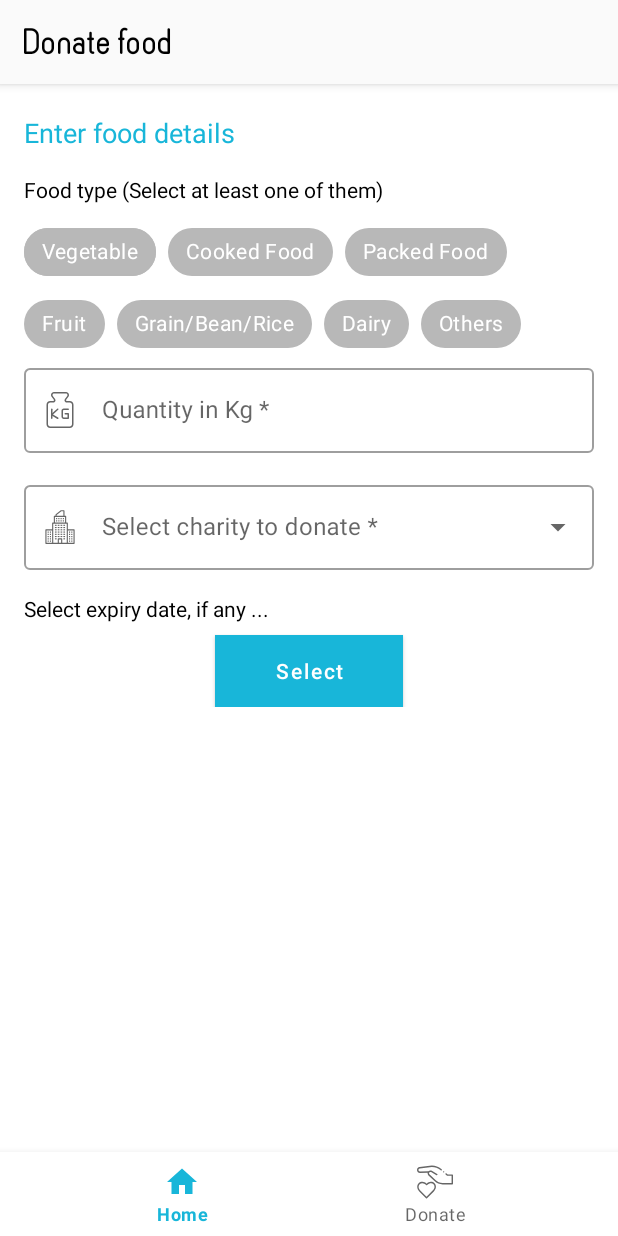
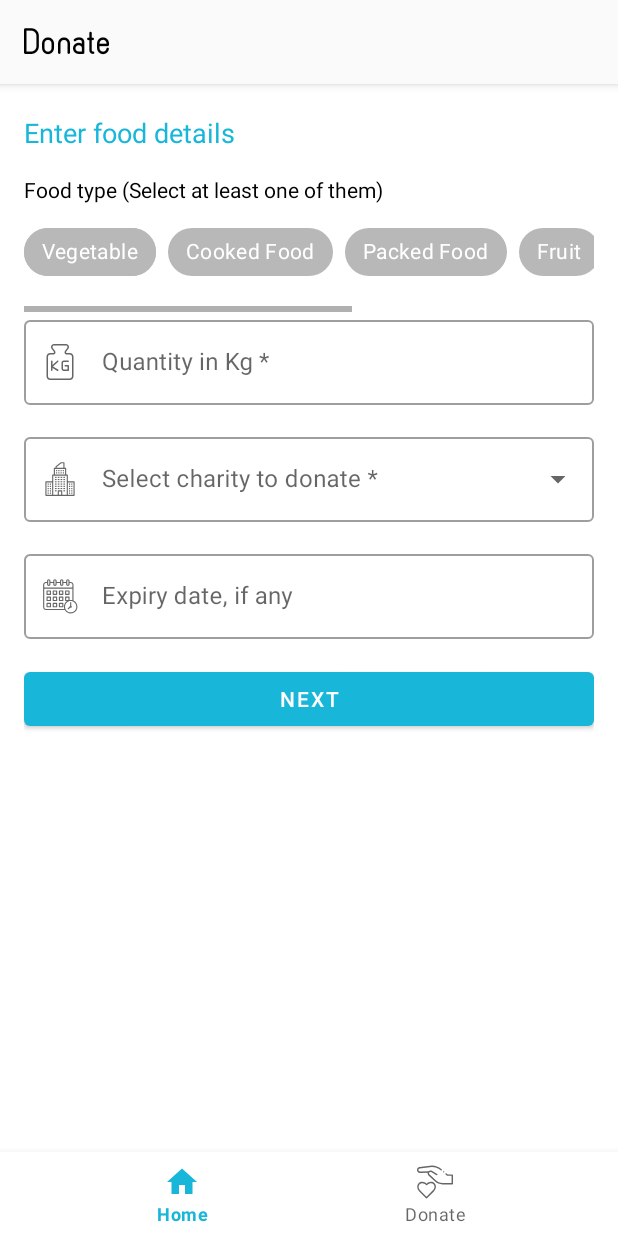
Before and after one commit to rakesh-gyawali/FooDonate_Android_App, an Android app: the fragment DonateFragment placed in its activity, on a phone screen of 412 x 824 dp. Run offline under Robolectric (Android 15) with nearby library versions, the phone set to English and light mode, and no system bars; libraries missing offline, so code that uses them is left out: com.github.ybq.android, com.synnapps.carouselview; 6 statements that could not run were skipped.

Commit message:
donate frag form is completed

```diff
--- a/app/src/main/java/com/example/food_donation_dissertation/DonateFragment.java
+++ b/app/src/main/java/com/example/food_donation_dissertation/DonateFragment.java
@@ -1,5 +1,7 @@
     package com.example.food_donation_dissertation;
 
+import android.app.DatePickerDialog;
+import android.content.Intent;
 import android.os.Bundle;
 
 import androidx.fragment.app.Fragment;
@@ -8,12 +10,24 @@ import android.view.LayoutInflater;
 import android.view.View;
 import android.view.ViewGroup;
 import android.widget.Button;
+import android.widget.DatePicker;
+import android.widget.EditText;
 
 import com.google.android.material.datepicker.MaterialDatePicker;
+import com.google.android.material.datepicker.MaterialPickerOnPositiveButtonClickListener;
+import com.google.android.material.textfield.TextInputEditText;
+import com.google.android.material.textfield.TextInputLayout;
+
+import java.text.SimpleDateFormat;
+import java.util.Calendar;
+import java.util.Locale;
 
 
     public class DonateFragment extends Fragment {
-    Button btnDate;
+    EditText edtDate;
+    Calendar myCalendar;
+    DatePickerDialog.OnDateSetListener date;
+    Button btnNext;
     public DonateFragment() {
         // Required empty public constructor
     }
@@ -22,17 +36,6 @@ import com.google.android.material.datepicker.MaterialDatePicker;
     public void onCreate(Bundle savedInstanceState) {
         super.onCreate(savedInstanceState);
 
-        btnDate.findViewById(R.id.btnDate);
-        MaterialDatePicker.Builder builder = MaterialDatePicker.Builder.datePicker();
-        builder.setTitleText("SELECT A DATE");
-        MaterialDatePicker datePicker = builder.build();
-
-        btnDate.setOnClickListener(new View.OnClickListener() {
-            @Override
-            public void onClick(View v) {
-
-            }
-        });
 
     }
 
@@ -41,7 +44,53 @@ import com.google.android.material.datepicker.MaterialDatePicker;
                              Bundle savedInstanceState) {
         // Inflate the layout for this fragment
         View view =  inflater.inflate(R.layout.fragment_donate, container, false);
+        edtDate = view.findViewById(R.id.edtDate);
+        btnNext = view.findViewById(R.id.btnNext);
+        //-----date picker-------
+        setUpDatePicker();
+
+        edtDate.setOnClickListener(new View.OnClickListener() {
+            @Override
+            public void onClick(View v) {
+
+                new DatePickerDialog(getContext(), date, myCalendar
+                        .get(Calendar.YEAR), myCalendar.get(Calendar.MONTH),
+                        myCalendar.get(Calendar.DAY_OF_MONTH)).show();
+            }
+        });;
+        // ------btnNext-------
+        btnNext.setOnClickListener(new View.OnClickListener() {
+            @Override
+            public void onClick(View v) {
+                Intent intent = new Intent(getContext(), LocationConfirm.class);
+                startActivity(intent);
+            }
+        });
+
+
+
 
         return view;
     }
-}
+
+    private void setUpDatePicker() {
+        myCalendar = Calendar.getInstance();
+        date = new DatePickerDialog.OnDateSetListener() {
+            @Override
+            public void onDateSet(DatePicker view, int year, int monthOfYear,
+                                  int dayOfMonth) {
+                // TODO Auto-generated method stub
+                myCalendar.set(Calendar.YEAR, year);
+                myCalendar.set(Calendar.MONTH, monthOfYear);
+                myCalendar.set(Calendar.DAY_OF_MONTH, dayOfMonth);
+                updateLabel();
+            }
+        };
+    }
+
+        private void updateLabel() {
+            String myFormat = "MM/dd/yy"; //In which you need put here
+            SimpleDateFormat sdf = new SimpleDateFormat(myFormat, Locale.US);
+            edtDate.setText(sdf.format(myCalendar.getTime()));
+        }
+    }
--- a/app/src/main/java/com/example/food_donation_dissertation/LocationConfirm.java
+++ b/app/src/main/java/com/example/food_donation_dissertation/LocationConfirm.java
@@ -56,13 +56,19 @@ public class LocationConfirm extends AppCompatActivity implements View.OnClickLi
 
     private void getAddressFromSharedPreference() {
         SharedPreferences savedData = getSharedPreferences("USER_LOCATION", Context.MODE_PRIVATE);
-        if (savedData.getString("address_line", "").isEmpty()) {
+        String addressLine =  savedData.getString("address_line", "");
+        if (addressLine.isEmpty()) {
             tvAddress.setText("Address has not been set ...");
             imgCheck.setVisibility(View.INVISIBLE);
+            return;
+        } else if (addressLine.length() > 35) {
+            //shorten addressLine to fit in card view ...
+            String addressLineInShort =  addressLine.substring(0, 30);
+            tvAddress.setText(addressLineInShort.concat(" ...."));
         } else {
-            tvAddress.setText(savedData.getString("address_line", ""));
-            imgCheck.setVisibility(View.VISIBLE);
-
+            tvAddress.setText(addressLine);
         }
+        //show check mark ...
+        imgCheck.setVisibility(View.VISIBLE);
     }
 }
--- /dev/null
+++ b/app/src/main/res/drawable/ic_calendar.xml
@@ -0,0 +1,15 @@
+<vector android:height="24dp" android:viewportHeight="64"
+    android:viewportWidth="64" android:width="24dp" xmlns:android="http://schemas.android.com/apk/res/android">
+    <path android:fillColor="#757575" android:pathData="m56,40.1053v-28.1053c0,-2.7568 -2.2432,-5 -5,-5h-2v-2c0,-1.6543 -1.3457,-3 -3,-3s-3,1.3457 -3,3v2h-5v-2c0,-1.6543 -1.3457,-3 -3,-3s-3,1.3457 -3,3v2h-6v-2c0,-1.6543 -1.3457,-3 -3,-3s-3,1.3457 -3,3v2h-5v-2c0,-1.6543 -1.3457,-3 -3,-3s-3,1.3457 -3,3v2h-2c-2.7568,0 -5,2.2432 -5,5v40c0,2.7568 2.2432,5 5,5h33.6235c2.0787,3.5808 5.9462,6 10.3765,6 6.6172,0 12,-5.3828 12,-12 0,-4.8314 -2.8756,-8.9941 -7,-10.8947zM45,5c0,-0.5518 0.4482,-1 1,-1s1,0.4482 1,1v6c0,0.5518 -0.4482,1 -1,1s-1,-0.4482 -1,-1zM34,5c0,-0.5518 0.4482,-1 1,-1s1,0.4482 1,1v6c0,0.5518 -0.4482,1 -1,1s-1,-0.4482 -1,-1zM22,5c0,-0.5518 0.4482,-1 1,-1s1,0.4482 1,1v6c0,0.5518 -0.4482,1 -1,1s-1,-0.4482 -1,-1zM11,5c0,-0.5518 0.4482,-1 1,-1s1,0.4482 1,1v6c0,0.5518 -0.4482,1 -1,1s-1,-0.4482 -1,-1zM7,9h2v2c0,1.6543 1.3457,3 3,3s3,-1.3457 3,-3v-2h5v2c0,1.6543 1.3457,3 3,3s3,-1.3457 3,-3v-2h6v2c0,1.6543 1.3457,3 3,3s3,-1.3457 3,-3v-2h5v2c0,1.6543 1.3457,3 3,3s3,-1.3457 3,-3v-2h2c1.6543,0 3,1.3457 3,3v5h-50v-5c0,-1.6543 1.3457,-3 3,-3zM7,55c-1.6543,0 -3,-1.3457 -3,-3v-33h50v20.3948c-0.9608,-0.2487 -1.9625,-0.3948 -3,-0.3948 -0.6828,0 -1.3481,0.0706 -2,0.1806v-5.1806c0,-0.5527 -0.4473,-1 -1,-1h-6c-0.5527,0 -1,0.4473 -1,1v6c0,0.5527 0.4473,1 1,1h2.3809c-3.2391,2.1511 -5.3809,5.8284 -5.3809,10 0,1.4041 0.2549,2.7466 0.7,4zM47,39h-4v-4h4zM51,61c-5.5137,0 -10,-4.4863 -10,-10s4.4863,-10 10,-10 10,4.4863 10,10 -4.4863,10 -10,10z"/>
+    <path android:fillColor="#757575" android:pathData="m52,49.2774v-6.2774h-2v6.2774c-0.5953,0.3464 -1,0.9841 -1,1.7226 0,0.1013 0.0153,0.1984 0.0298,0.2955l-3.6548,2.9232 1.25,1.5625 3.6516,-2.9213c0.2249,0.0876 0.4675,0.1401 0.7234,0.1401 1.1046,0 2,-0.8954 2,-2 0,-0.7385 -0.4047,-1.3762 -1,-1.7226z"/>
+    <path android:fillColor="#757575" android:pathData="m15,22h-6c-0.5527,0 -1,0.4473 -1,1v6c0,0.5527 0.4473,1 1,1h6c0.5527,0 1,-0.4473 1,-1v-6c0,-0.5527 -0.4473,-1 -1,-1zM14,28h-4v-4h4z"/>
+    <path android:fillColor="#757575" android:pathData="m26,22h-6c-0.5527,0 -1,0.4473 -1,1v6c0,0.5527 0.4473,1 1,1h6c0.5527,0 1,-0.4473 1,-1v-6c0,-0.5527 -0.4473,-1 -1,-1zM25,28h-4v-4h4z"/>
+    <path android:fillColor="#757575" android:pathData="m37,22h-6c-0.5527,0 -1,0.4473 -1,1v6c0,0.5527 0.4473,1 1,1h6c0.5527,0 1,-0.4473 1,-1v-6c0,-0.5527 -0.4473,-1 -1,-1zM36,28h-4v-4h4z"/>
+    <path android:fillColor="#757575" android:pathData="m42,30h6c0.5527,0 1,-0.4473 1,-1v-6c0,-0.5527 -0.4473,-1 -1,-1h-6c-0.5527,0 -1,0.4473 -1,1v6c0,0.5527 0.4473,1 1,1zM43,24h4v4h-4z"/>
+    <path android:fillColor="#757575" android:pathData="m15,33h-6c-0.5527,0 -1,0.4473 -1,1v6c0,0.5527 0.4473,1 1,1h6c0.5527,0 1,-0.4473 1,-1v-6c0,-0.5527 -0.4473,-1 -1,-1zM14,39h-4v-4h4z"/>
+    <path android:fillColor="#757575" android:pathData="m26,33h-6c-0.5527,0 -1,0.4473 -1,1v6c0,0.5527 0.4473,1 1,1h6c0.5527,0 1,-0.4473 1,-1v-6c0,-0.5527 -0.4473,-1 -1,-1zM25,39h-4v-4h4z"/>
+    <path android:fillColor="#757575" android:pathData="m37,33h-6c-0.5527,0 -1,0.4473 -1,1v6c0,0.5527 0.4473,1 1,1h6c0.5527,0 1,-0.4473 1,-1v-6c0,-0.5527 -0.4473,-1 -1,-1zM36,39h-4v-4h4z"/>
+    <path android:fillColor="#757575" android:pathData="m15,44h-6c-0.5527,0 -1,0.4473 -1,1v6c0,0.5527 0.4473,1 1,1h6c0.5527,0 1,-0.4473 1,-1v-6c0,-0.5527 -0.4473,-1 -1,-1zM14,50h-4v-4h4z"/>
+    <path android:fillColor="#757575" android:pathData="m26,44h-6c-0.5527,0 -1,0.4473 -1,1v6c0,0.5527 0.4473,1 1,1h6c0.5527,0 1,-0.4473 1,-1v-6c0,-0.5527 -0.4473,-1 -1,-1zM25,50h-4v-4h4z"/>
+    <path android:fillColor="#757575" android:pathData="m37,44h-6c-0.5527,0 -1,0.4473 -1,1v6c0,0.5527 0.4473,1 1,1h6c0.5527,0 1,-0.4473 1,-1v-6c0,-0.5527 -0.4473,-1 -1,-1zM36,50h-4v-4h4z"/>
+</vector>
--- a/app/src/main/res/drawable/ic_placeholder.xml
+++ b/app/src/main/res/drawable/ic_placeholder.xml
@@ -7,6 +7,6 @@
       android:fillColor="#757575"
       android:pathData="m257.168,0.004 l-0.801,-0.004c-104.969,0 -190.367,85.406 -190.367,190.387 0,57.555 29.418,102.445 62.195,147.148l127.918,174.465s120.906,-164.148 128.469,-174.461c32.777,-44.703 62.195,-89.594 62.195,-147.148 0,-104.723 -84.98,-189.973 -189.609,-190.387zM360.395,319.801c-7.57,10.328 -87.004,119.121 -103.898,141.996l-104.113,-141.996c-30.852,-42.078 -56.387,-80.859 -56.387,-129.414 0,-88.191 71.535,-159.988 159.625,-160.391h0.77c88.441,0 160.395,71.953 160.395,160.395 0,48.555 -25.539,87.332 -56.391,129.41zM360.395,319.801"/>
   <path
-      android:fillColor="#FF000000"
+      android:fillColor="#757575"
       android:pathData="m256.391,80.48c-60.605,0 -109.906,49.305 -109.906,109.906 0,60.605 49.301,109.91 109.906,109.91 60.602,0 109.906,-49.305 109.906,-109.91 0,-60.602 -49.305,-109.906 -109.906,-109.906zM256.391,270.301c-44.066,0 -79.914,-35.848 -79.914,-79.914 0,-44.063 35.848,-79.91 79.914,-79.91 44.063,0 79.914,35.848 79.914,79.91 0,44.066 -35.852,79.914 -79.914,79.914zM256.391,270.301"/>
 </vector>
--- a/app/src/main/res/layout/fragment_donate.xml
+++ b/app/src/main/res/layout/fragment_donate.xml
@@ -14,7 +14,7 @@
         <com.google.android.material.appbar.MaterialToolbar
             android:id="@+id/topAppBar"
             android:layout_width="match_parent"
-            app:title="Donate food"
+            app:title="Donate"
             app:titleTextColor="@color/black"
             app:titleMarginTop="0dp"
             app:titleMarginBottom="0dp"
@@ -27,7 +27,6 @@
         android:layout_width="match_parent"
         android:layout_height="match_parent"
         android:layout_margin="16dp"
-
         >
         <RelativeLayout
             android:layout_width="match_parent"
@@ -58,80 +57,87 @@
                     />
 
             </LinearLayout>
-
+            <HorizontalScrollView
+            android:id="@+id/scrollView"
+            android:layout_width="wrap_content"
+            android:layout_height="wrap_content"
+            android:layout_below="@+id/llInst"
+            >
             <com.google.android.material.chip.ChipGroup
                 android:id="@+id/chipGroup"
-                android:layout_width="match_parent"
+                android:layout_width="wrap_content"
                 android:layout_height="wrap_content"
-                android:layout_below="@+id/llInst"
+                android:layout_marginBottom="16dp"
+                app:singleLine="true"
                 >
                 <com.google.android.material.chip.Chip
                     android:id="@+id/chip_1"
-                    style="@style/Widget.MaterialComponents.Chip.Choice"
+                    style="@style/Widget.MaterialComponents.Chip.Filter"
                     android:layout_width="wrap_content"
                     android:layout_height="wrap_content"
                     app:chipBackgroundColor="@color/colorGrey"
                     android:textColor="@color/white"
                     app:chipStrokeColor="@color/colorGrey"
                     app:chipStrokeWidth="1dp"
-                    android:checked="true"
+                    app:checkedIconTint="@color/white"
                     android:text="Vegetable"/>
                 <com.google.android.material.chip.Chip
                     android:id="@+id/chip_2"
-                    style="@style/Widget.MaterialComponents.Chip.Choice"
+                    style="@style/Widget.MaterialComponents.Chip.Filter"
                     android:layout_width="wrap_content"
                     android:layout_height="wrap_content"
                     app:chipBackgroundColor="@color/colorGrey"
                     android:textColor="@color/white"
-                    android:checked="false"
+                    app:checkedIconTint="@color/white"
                     android:text="Cooked Food"/>
                 <com.google.android.material.chip.Chip
                     android:id="@+id/chip_3"
-                    style="@style/Widget.MaterialComponents.Chip.Choice"
+                    style="@style/Widget.MaterialComponents.Chip.Filter"
                     android:layout_width="wrap_content"
                     android:layout_height="wrap_content"
                     app:chipBackgroundColor="@color/colorGrey"
                     android:textColor="@color/white"
-                    android:checked="true"
+                    app:checkedIconTint="@color/white"
                     android:text="Packed Food"/>
                 <com.google.android.material.chip.Chip
                     android:id="@+id/chip_5"
-                    style="@style/Widget.MaterialComponents.Chip.Choice"
+                    style="@style/Widget.MaterialComponents.Chip.Filter"
                     android:layout_width="wrap_content"
                     android:layout_height="wrap_content"
                     app:chipBackgroundColor="@color/colorGrey"
                     android:textColor="@color/white"
-                    android:checked="true"
+                    app:checkedIconTint="@color/white"
                     android:text="Fruit"/>
                 <com.google.android.material.chip.Chip
                     android:id="@+id/chip_6"
-                    style="@style/Widget.MaterialComponents.Chip.Choice"
+                    style="@style/Widget.MaterialComponents.Chip.Filter"
                     android:layout_width="wrap_content"
                     android:layout_height="wrap_content"
                     app:chipBackgroundColor="@color/colorGrey"
                     android:textColor="@color/white"
-                    android:checked="true"
+                    app:checkedIconTint="@color/white"
                     android:text="Grain/Bean/Rice"/>
                 <com.google.android.material.chip.Chip
                     android:id="@+id/chip_7"
-                    style="@style/Widget.MaterialComponents.Chip.Choice"
+                    style="@style/Widget.MaterialComponents.Chip.Filter"
                     android:layout_width="wrap_content"
                     android:layout_height="wrap_content"
                     app:chipBackgroundColor="@color/colorGrey"
                     android:textColor="@color/white"
-                    android:checked="true"
+                    app:checkedIconTint="@color/white"
                     android:text="Dairy"/>
                 <com.google.android.material.chip.Chip
                     android:id="@+id/chip_8"
-                    style="@style/Widget.MaterialComponents.Chip.Choice"
+                    style="@style/Widget.MaterialComponents.Chip.Filter"
                     android:layout_width="wrap_content"
                     android:layout_height="wrap_content"
                     app:chipBackgroundColor="@color/colorGrey"
                     android:textColor="@color/white"
-                    android:checked="true"
+                    app:checkedIconTint="@color/white"
                     android:text="Others"/>
 
-        </com.google.android.material.chip.ChipGroup>
+             </com.google.android.material.chip.ChipGroup>
+        </HorizontalScrollView>
 
             <com.google.android.material.textfield.TextInputLayout
                 android:id="@+id/tfEmail"
@@ -140,7 +146,7 @@
                 android:hint="Quantity in Kg *"
                 android:layout_marginBottom="16dp"
                 app:startIconDrawable="@drawable/ic_measure_1_"
-                android:layout_below="@+id/chipGroup"
+                android:layout_below="@+id/scrollView"
                 style="@style/Widget.MaterialComponents.TextInputLayout.OutlinedBox">
 
                 <com.google.android.material.textfield.TextInputEditText
@@ -166,33 +172,41 @@
                     android:layout_height="match_parent" />
             </com.google.android.material.textfield.TextInputLayout>
             <LinearLayout
+                android:id="@+id/llDate"
                 android:layout_width="match_parent"
                 android:layout_height="wrap_content"
                 android:layout_below="@+id/tfCharity"
                 android:gravity="center"
                 android:orientation="vertical" >
-                <TextView
+
+                <com.google.android.material.textfield.TextInputLayout
+                    android:id="@+id/tfDate"
+                    style="@style/Widget.MaterialComponents.TextInputLayout.OutlinedBox"
                     android:layout_width="match_parent"
                     android:layout_height="wrap_content"
-                    android:text="Select expiry date, if any ..."
-                    android:textColor="@color/black"
-                    android:layout_marginBottom="8dp"
-                    />
-                <Button
-                    android:id="@+id/btnDate"
-                    android:layout_width="wrap_content"
-                    android:layout_height="wrap_content"
-                    android:gravity="center"
-                    android:paddingLeft="40dp"
-                    android:paddingRight="40dp"
-                    android:textAllCaps="false"
-                    android:background="@color/design_default_color_secondary"
-                    android:text="Select"
-                     />
+                    android:hint="Expiry date, if any"
+
+                    app:startIconDrawable="@drawable/ic_calendar">
+
+                    <com.google.android.material.textfield.TextInputEditText
+                        android:id="@+id/edtDate"
+                        android:layout_width="match_parent"
+                        android:layout_height="wrap_content"
+                        android:clickable="true"
+                        android:focusable="false"
+                        android:longClickable="false"
+                        android:editable="false"
+                         />
+                </com.google.android.material.textfield.TextInputLayout>
             </LinearLayout>
+            <Button
+                android:id="@+id/btnNext"
+                android:layout_width="match_parent"
+                android:layout_height="wrap_content"
+                android:text="Next"
+                android:layout_below="@+id/llDate"
+                android:layout_marginTop="16dp" />
         </RelativeLayout>
-
-
 
     </androidx.core.widget.NestedScrollView>
 
--- a/app/src/main/res/layout/fragment_home.xml
+++ b/app/src/main/res/layout/fragment_home.xml
@@ -92,6 +92,11 @@
                 android:orientation="horizontal"
                 android:paddingBottom="16dp"
                 />
+            <View
+                android:layout_width="match_parent"
+                android:layout_height="4dp"
+                android:layout_marginBottom="6dp"
+                android:background="@color/colorGreyBackground"/>
 
         </LinearLayout>
     </androidx.core.widget.NestedScrollView>
--- a/app/src/main/res/layout/recent_activity_item.xml
+++ b/app/src/main/res/layout/recent_activity_item.xml
@@ -11,11 +11,9 @@
         android:layout_height="200dp"
         android:layout_centerInParent="true"
         android:layout_marginEnd="6dp"
-        app:strokeColor="@color/secondary_text"
-        app:strokeWidth="1dp"
-        app:cardCornerRadius="4dp"
-        app:cardElevation="4dp"
-        app:cardMaxElevation="2dp">
+        app:cardElevation="0dp"
+        app:strokeColor="@color/colorGreyBackground"
+        app:strokeWidth="1dp">
 
         <RelativeLayout
             android:layout_width="match_parent"
@@ -33,8 +31,8 @@
                 android:layout_width="76dp"
                 android:layout_height="76dp"
                 android:layout_below="@id/imgActivity"
+                android:layout_marginTop="4dp"
                 android:layout_marginEnd="16dp"
-                android:layout_marginTop="4dp"
                 android:scaleType="centerCrop"
                 android:src="@drawable/charity_logo1" />
 
```
